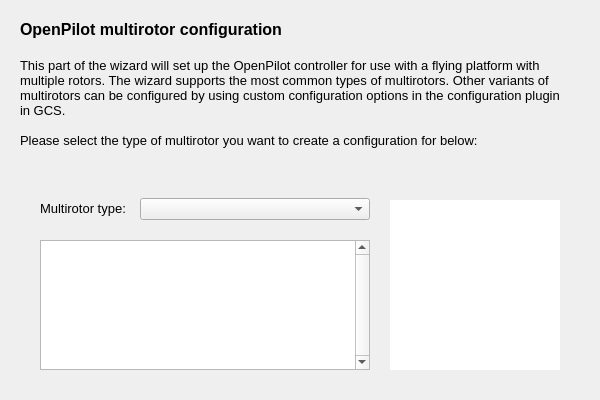
Above: ground/openpilotgcs/src/plugins/setupwizard/pages/multipage.ui from openpilot/OpenPilot before the change. Below: the same form after it.
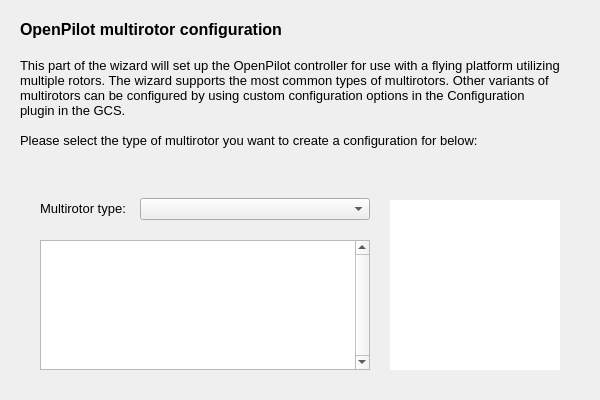
That is the form after the change.

The edit to the form file:
```diff
--- a/ground/openpilotgcs/src/plugins/setupwizard/pages/multipage.ui
+++ b/ground/openpilotgcs/src/plugins/setupwizard/pages/multipage.ui
@@ -29,7 +29,7 @@
 &lt;/style&gt;&lt;/head&gt;&lt;body style=&quot; font-family:'MS Shell Dlg 2'; font-size:8pt; font-weight:400; font-style:normal;&quot;&gt;
 &lt;p style=&quot; margin-top:0px; margin-bottom:0px; margin-left:0px; margin-right:0px; -qt-block-indent:0; text-indent:0px;&quot;&gt;&lt;span style=&quot; font-size:12pt; font-weight:600;&quot;&gt;OpenPilot multirotor configuration&lt;/span&gt;&lt;/p&gt;
 &lt;p style=&quot;-qt-paragraph-type:empty; margin-top:0px; margin-bottom:0px; margin-left:0px; margin-right:0px; -qt-block-indent:0; text-indent:0px; font-size:12pt; font-weight:600;&quot;&gt;&lt;br /&gt;&lt;/p&gt;
-&lt;p style=&quot; margin-top:0px; margin-bottom:0px; margin-left:0px; margin-right:0px; -qt-block-indent:0; text-indent:0px;&quot;&gt;&lt;span style=&quot; font-size:10pt;&quot;&gt;This part of the wizard will set up the OpenPilot controller for use with a flying platform with multiple rotors. The wizard supports the most common types of multirotors. Other variants of multirotors can be configured by using custom configuration options in the configuration plugin in GCS.&lt;/span&gt;&lt;/p&gt;
+&lt;p style=&quot; margin-top:0px; margin-bottom:0px; margin-left:0px; margin-right:0px; -qt-block-indent:0; text-indent:0px;&quot;&gt;&lt;span style=&quot; font-size:10pt;&quot;&gt;This part of the wizard will set up the OpenPilot controller for use with a flying platform utilizing multiple rotors. The wizard supports the most common types of multirotors. Other variants of multirotors can be configured by using custom configuration options in the Configuration plugin in the GCS.&lt;/span&gt;&lt;/p&gt;
 &lt;p style=&quot;-qt-paragraph-type:empty; margin-top:0px; margin-bottom:0px; margin-left:0px; margin-right:0px; -qt-block-indent:0; text-indent:0px; font-size:10pt;&quot;&gt;&lt;br /&gt;&lt;/p&gt;
 &lt;p style=&quot; margin-top:0px; margin-bottom:0px; margin-left:0px; margin-right:0px; -qt-block-indent:0; text-indent:0px;&quot;&gt;&lt;span style=&quot; font-size:10pt;&quot;&gt;Please select the type of multirotor you want to create a configuration for below:&lt;/span&gt;&lt;/p&gt;&lt;/body&gt;&lt;/html&gt;</string>
    </property>
```
